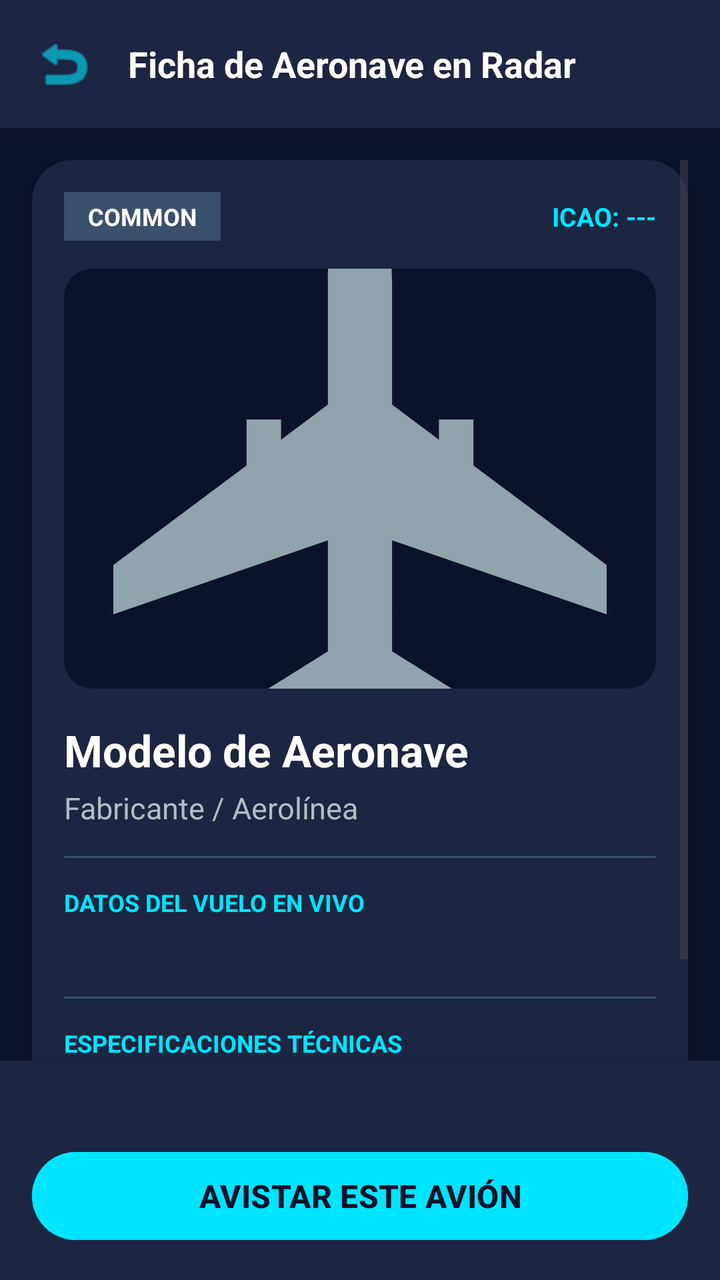
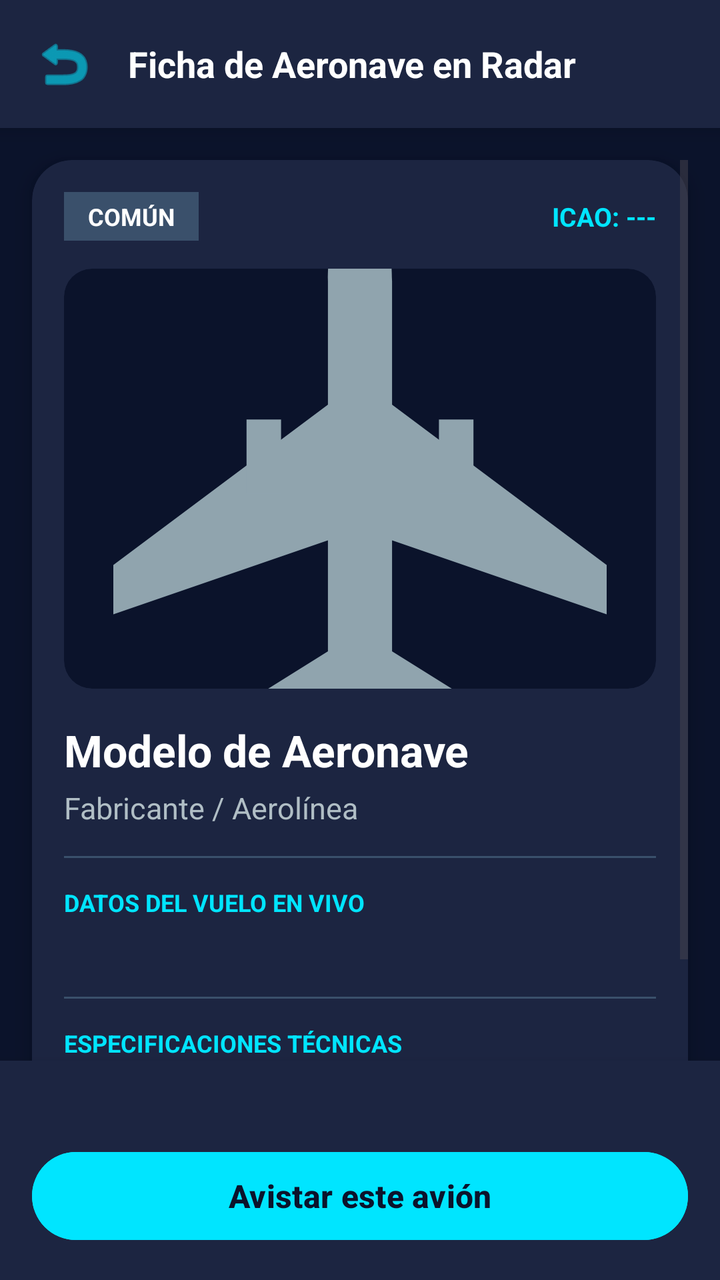

Two renders of the same Android screen: before a commit and after it. Below are the layout's source before the change and the commit's diff.
<!-- AndroidManifest.xml: application theme Theme.SkyCollectorApp -->
<!-- res/layout/activity_detalle_vuelo_radar.xml -->
<?xml version="1.0" encoding="utf-8"?>
<RelativeLayout xmlns:android="http://schemas.android.com/apk/res/android"
    xmlns:app="http://schemas.android.com/apk/res-auto"
    android:layout_width="match_parent"
    android:layout_height="match_parent"
    android:background="#0B132B">

    
    <LinearLayout
        android:id="@+id/header_detalle_radar"
        android:layout_width="match_parent"
        android:layout_height="wrap_content"
        android:background="#1C2541"
        android:elevation="6dp"
        android:gravity="center_vertical"
        android:orientation="horizontal"
        android:padding="12dp">

        
        <ImageButton
            android:id="@+id/btn_volver_detalle_radar"
            android:layout_width="40dp"
            android:layout_height="40dp"
            android:background="?attr/selectableItemBackgroundBorderless"
            android:contentDescription="Volver al mapa"
            android:src="@android:drawable/ic_menu_revert"
            app:tint="#00E5FF" />

        
        <TextView
            android:layout_width="wrap_content"
            android:layout_height="wrap_content"
            android:layout_marginStart="12dp"
            android:text="Ficha de Aeronave en Radar"
            android:textColor="#FFFFFF"
            android:textSize="18sp"
            android:textStyle="bold" />
    </LinearLayout>

    
    <LinearLayout
        android:id="@+id/footer_avistar_radar"
        android:layout_width="match_parent"
        android:layout_height="wrap_content"
        android:layout_alignParentBottom="true"
        android:background="#1C2541"
        android:elevation="8dp"
        android:orientation="vertical"
        android:padding="16dp">

        
        <TextView
            android:id="@+id/txt_estado_distancia_detalle"
            android:layout_width="match_parent"
            android:layout_height="wrap_content"
            android:layout_marginBottom="8dp"
            android:gravity="center"
            android:textColor="#B0BEC5"
            android:textSize="13sp" />

        
        <Button
            android:id="@+id/btn_avistar_desde_detalle"
            android:layout_width="match_parent"
            android:layout_height="52dp"
            android:backgroundTint="#00E5FF"
            android:text="@string/avistar_este_avi_n"
            android:textColor="#0B132B"
            android:textSize="16sp"
            android:textStyle="bold" />
    </LinearLayout>

    
    <ScrollView
        android:layout_width="match_parent"
        android:layout_height="match_parent"
        android:layout_above="@id/footer_avistar_radar"
        android:layout_below="@id/header_detalle_radar"
        android:clipToPadding="false"
        android:padding="16dp">

        
        <androidx.cardview.widget.CardView
            android:layout_width="match_parent"
            android:layout_height="wrap_content"
            app:cardBackgroundColor="#1C2541"
            app:cardCornerRadius="20dp"
            app:cardElevation="6dp">

            <LinearLayout
                android:layout_width="match_parent"
                android:layout_height="wrap_content"
                android:orientation="vertical"
                android:padding="16dp">

                
                <LinearLayout
                    android:layout_width="match_parent"
                    android:layout_height="wrap_content"
                    android:gravity="center_vertical"
                    android:orientation="horizontal">

                    <TextView
                        android:id="@+id/txt_rareza_detalle"
                        android:layout_width="wrap_content"
                        android:layout_height="wrap_content"
                        android:background="#3A506B"
                        android:paddingHorizontal="12dp"
                        android:paddingVertical="4dp"
                        android:text="COMMON"
                        android:textColor="#FFFFFF"
                        android:textSize="12sp"
                        android:textStyle="bold" />

                    <Space
                        android:layout_width="0dp"
                        android:layout_height="wrap_content"
                        android:layout_weight="1" />

                    <TextView
                        android:id="@+id/txt_icao_badge_detalle"
                        android:layout_width="wrap_content"
                        android:layout_height="wrap_content"
                        android:text="ICAO: ---"
                        android:textColor="#00E5FF"
                        android:textSize="13sp"
                        android:textStyle="bold" />
                </LinearLayout>

                
                <androidx.cardview.widget.CardView
                    android:layout_width="match_parent"
                    android:layout_height="210dp"
                    android:layout_marginTop="14dp"
                    app:cardBackgroundColor="#0B132B"
                    app:cardCornerRadius="14dp"
                    app:cardElevation="0dp">

                    <ImageView
                        android:id="@+id/img_avion_detalle_radar"
                        android:layout_width="match_parent"
                        android:layout_height="match_parent"
                        android:contentDescription="Imagen del modelo de avión"
                        android:scaleType="centerCrop"
                        android:src="@drawable/sil_jet" />
                </androidx.cardview.widget.CardView>

                
                <TextView
                    android:id="@+id/txt_modelo_detalle_radar"
                    android:layout_width="match_parent"
                    android:layout_height="wrap_content"
                    android:layout_marginTop="16dp"
                    android:text="Modelo de Aeronave"
                    android:textColor="#FFFFFF"
                    android:textSize="22sp"
                    android:textStyle="bold" />

                
                <TextView
                    android:id="@+id/txt_empresa_detalle_radar"
                    android:layout_width="match_parent"
                    android:layout_height="wrap_content"
                    android:layout_marginTop="4dp"
                    android:text="Fabricante / Aerolínea"
                    android:textColor="#B0BEC5"
                    android:textSize="15sp" />

                
                <View
                    android:layout_width="match_parent"
                    android:layout_height="1dp"
                    android:layout_marginVertical="14dp"
                    android:background="#3A506B" />

                
                <TextView
                    android:layout_width="match_parent"
                    android:layout_height="wrap_content"
                    android:text="DATOS DEL VUELO EN VIVO"
                    android:textColor="#00E5FF"
                    android:textSize="12sp"
                    android:textStyle="bold" />

                <TextView
                    android:id="@+id/txt_telemetria_detalle_radar"
                    android:layout_width="match_parent"
                    android:layout_height="wrap_content"
                    android:layout_marginTop="6dp"
                    android:lineSpacingExtra="5dp"
                    android:textColor="#E2E8F0"
                    android:textSize="14sp" />

                
                <View
                    android:layout_width="match_parent"
                    android:layout_height="1dp"
                    android:layout_marginVertical="14dp"
                    android:background="#3A506B" />

                
                <TextView
                    android:layout_width="match_parent"
                    android:layout_height="wrap_content"
                    android:text="ESPECIFICACIONES TÉCNICAS"
                    android:textColor="#00E5FF"
                    android:textSize="12sp"
                    android:textStyle="bold" />

                <TextView
                    android:id="@+id/txt_specs_detalle_radar"
                    android:layout_width="match_parent"
                    android:layout_height="wrap_content"
                    android:layout_marginTop="6dp"
                    android:lineSpacingExtra="5dp"
                    android:textColor="#E2E8F0"
                    android:textSize="14sp" />

            </LinearLayout>
        </androidx.cardview.widget.CardView>
    </ScrollView>

</RelativeLayout>
<!-- resources referenced by this layout -->
<resources>
  <!-- drawable sil_jet (drawable) -->
  <?xml version="1.0" encoding="utf-8"?>
  <vector xmlns:android="http://schemas.android.com/apk/res/android"
      android:width="96dp"
      android:height="96dp"
      android:viewportWidth="24"
      android:viewportHeight="24">
      <path
          android:fillColor="#90A4AE"
          android:pathData="M12,1 C12.9,1 13.3,2.2 13.3,4 L13.3,9 L22,15.5 L22,17.5 L13.3,14.5 L13.3,19 L16.5,21 L16.5,22.3 L12,21.2 L7.5,22.3 L7.5,21 L10.7,19 L10.7,14.5 L2,17.5 L2,15.5 L10.7,9 L10.7,4 C10.7,2.2 11.1,1 12,1 Z"/>
      <path
          android:fillColor="#90A4AE"
          android:pathData="M15.2,9.6 h1.4 v3 h-1.4 Z"/>
      <path
          android:fillColor="#90A4AE"
          android:pathData="M7.4,9.6 h1.4 v3 h-1.4 Z"/>
  </vector>
  <string name="avistar_este_avi_n">AVISTAR ESTE AVIÓN</string>
  <style name="Theme.SkyCollectorApp" parent="Base.Theme.SkyCollectorApp" />
  <style name="Base.Theme.SkyCollectorApp" parent="Theme.Material3.DayNight.NoActionBar">
          
          
      </style>
</resources>

<!-- the commit's change to res/layout/activity_detalle_vuelo_radar.xml (unified diff, before → after) -->
@@ -22,7 +22,7 @@
             android:layout_width="40dp"
             android:layout_height="40dp"
             android:background="?attr/selectableItemBackgroundBorderless"
-            android:contentDescription="Volver al mapa"
+            android:contentDescription="@string/cd_volver_mapa"
             android:src="@android:drawable/ic_menu_revert"
             app:tint="#00E5FF" />
 
@@ -31,7 +31,7 @@
             android:layout_width="wrap_content"
             android:layout_height="wrap_content"
             android:layout_marginStart="12dp"
-            android:text="Ficha de Aeronave en Radar"
+            android:text="@string/titulo_ficha_aeronave_radar"
             android:textColor="#FFFFFF"
             android:textSize="18sp"
             android:textStyle="bold" />
@@ -107,7 +107,7 @@
                         android:background="#3A506B"
                         android:paddingHorizontal="12dp"
                         android:paddingVertical="4dp"
-                        android:text="COMMON"
+                        android:text="@string/rareza_common"
                         android:textColor="#FFFFFF"
                         android:textSize="12sp"
                         android:textStyle="bold" />
@@ -121,7 +121,7 @@
                         android:id="@+id/txt_icao_badge_detalle"
                         android:layout_width="wrap_content"
                         android:layout_height="wrap_content"
-                        android:text="ICAO: ---"
+                        android:text="@string/icao_placeholder"
                         android:textColor="#00E5FF"
                         android:textSize="13sp"
                         android:textStyle="bold" />
@@ -140,7 +140,7 @@
                         android:id="@+id/img_avion_detalle_radar"
                         android:layout_width="match_parent"
                         android:layout_height="match_parent"
-                        android:contentDescription="Imagen del modelo de avión"
+                        android:contentDescription="@string/cd_imagen_modelo_avion"
                         android:scaleType="centerCrop"
                         android:src="@drawable/sil_jet" />
                 </androidx.cardview.widget.CardView>
@@ -151,7 +151,7 @@
                     android:layout_width="match_parent"
                     android:layout_height="wrap_content"
                     android:layout_marginTop="16dp"
-                    android:text="Modelo de Aeronave"
+                    android:text="@string/placeholder_modelo_aeronave"
                     android:textColor="#FFFFFF"
                     android:textSize="22sp"
                     android:textStyle="bold" />
@@ -162,7 +162,7 @@
                     android:layout_width="match_parent"
                     android:layout_height="wrap_content"
                     android:layout_marginTop="4dp"
-                    android:text="Fabricante / Aerolínea"
+                    android:text="@string/placeholder_fabricante_aerolinea"
                     android:textColor="#B0BEC5"
                     android:textSize="15sp" />
 
@@ -177,7 +177,7 @@
                 <TextView
                     android:layout_width="match_parent"
                     android:layout_height="wrap_content"
-                    android:text="DATOS DEL VUELO EN VIVO"
+                    android:text="@string/seccion_datos_vuelo_vivo"
                     android:textColor="#00E5FF"
                     android:textSize="12sp"
                     android:textStyle="bold" />
@@ -202,7 +202,7 @@
                 <TextView
                     android:layout_width="match_parent"
                     android:layout_height="wrap_content"
-                    android:text="ESPECIFICACIONES TÉCNICAS"
+                    android:text="@string/seccion_especificaciones_tecnicas"
                     android:textColor="#00E5FF"
                     android:textSize="12sp"
                     android:textStyle="bold" />
<!-- resource entries referenced after the edit -->
@@ -17,7 +17,16 @@
           android:fillColor="#90A4AE"
           android:pathData="M7.4,9.6 h1.4 v3 h-1.4 Z"/>
   </vector>
-  <string name="avistar_este_avi_n">AVISTAR ESTE AVIÓN</string>
+  <string name="avistar_este_avi_n">Avistar este avión</string>
+  <string name="cd_imagen_modelo_avion">Imagen del modelo de avión</string>
+  <string name="cd_volver_mapa">Volver al mapa</string>
+  <string name="icao_placeholder">ICAO: ---</string>
+  <string name="placeholder_fabricante_aerolinea">Fabricante / Aerolínea</string>
+  <string name="placeholder_modelo_aeronave">Modelo de Aeronave</string>
+  <string name="rareza_common">COMÚN</string>
+  <string name="seccion_datos_vuelo_vivo">DATOS DEL VUELO EN VIVO</string>
+  <string name="seccion_especificaciones_tecnicas">ESPECIFICACIONES TÉCNICAS</string>
+  <string name="titulo_ficha_aeronave_radar">Ficha de Aeronave en Radar</string>
   <style name="Theme.SkyCollectorApp" parent="Base.Theme.SkyCollectorApp" />
   <style name="Base.Theme.SkyCollectorApp" parent="Theme.Material3.DayNight.NoActionBar">
           
